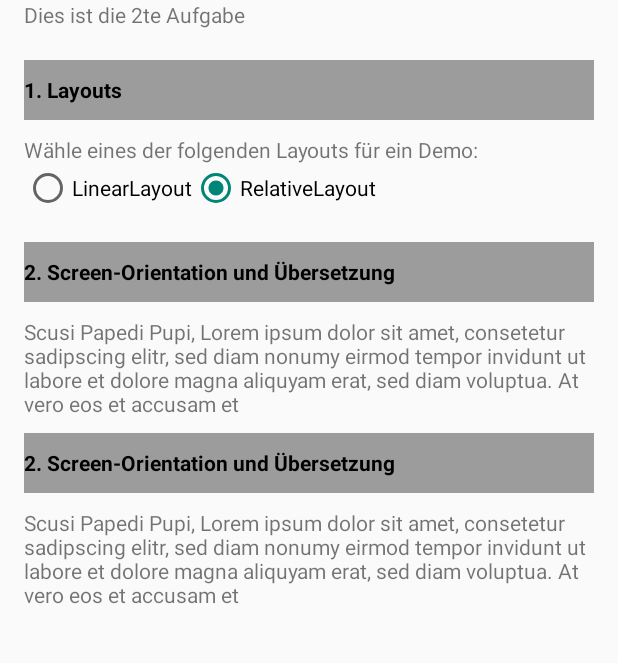
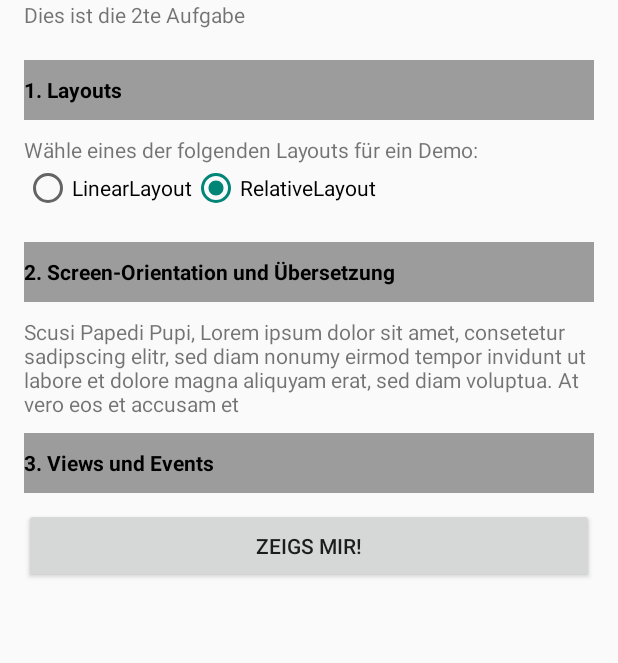
Before and after one commit to orceN2k/MOBPRO, an Android app: the screen it shows after launch (MainActivity), in the options menu, after a tap on "Settings", on a phone screen of 412 x 824 dp, the part 153-816 px from its top. Run offline under Robolectric (Android 15) with nearby library versions, the phone set to English and light mode, and no system bars.

Commit message:
add activity and xml for exercise four

```diff
--- a/Aufgabe2/app/src/main/AndroidManifest.xml
+++ b/Aufgabe2/app/src/main/AndroidManifest.xml
@@ -20,6 +20,10 @@
             android:name=".LayoutDemoActivity"
             android:label="@string/layout_demo" >
         </activity>
+        <activity
+            android:name=".ViewsDemoActivity"
+            android:label="@string/views_demo" >
+        </activity>
     </application>
 
 </manifest>
--- a/Aufgabe2/app/src/main/java/mobpro/aufgabe2/MainActivity.java
+++ b/Aufgabe2/app/src/main/java/mobpro/aufgabe2/MainActivity.java
@@ -36,6 +36,11 @@ public class MainActivity extends Activity {
         startActivity(intent);
     }
 
+    public void onClickViewsButton(final View btn){
+        Intent intent = new Intent(this, ViewsDemoActivity.class);
+        startActivity(intent);
+    }
+
     @Override
     public boolean onOptionsItemSelected(MenuItem item) {
         // Handle action bar item clicks here. The action bar will
--- /dev/null
+++ b/Aufgabe2/app/src/main/java/mobpro/aufgabe2/ViewsDemoActivity.java
@@ -0,0 +1,10 @@
+package mobpro.aufgabe2;
+
+import android.app.Activity;
+
+/**
+ * Created by orceN on 14.03.2015.
+ */
+public class ViewsDemoActivity  extends Activity{
+
+}
--- a/Aufgabe2/app/src/main/res/layout-land/activity_main.xml
+++ b/Aufgabe2/app/src/main/res/layout-land/activity_main.xml
@@ -77,17 +77,19 @@
             <TextView
                 android:layout_width="match_parent"
                 android:layout_height="40sp"
-                android:text="@string/oriented_title"
+                android:text="@string/views_title"
                 android:textStyle="bold"
                 android:background="@color/grey"
                 android:textColor="@color/black"
                 android:gravity="center_vertical"
                 android:layout_marginBottom="10sp"/>
 
-            <TextView
+            <Button
                 android:layout_width="match_parent"
-                android:layout_height="wrap_content"
-                android:text="@string/oriented_text"/>
+                android:layout_height="50sp"
+                android:text="@string/show_me"
+                android:onClick="onClickViewsButton"/>
+
 
 
             </LinearLayout>
--- a/Aufgabe2/app/src/main/res/layout/activity_main.xml
+++ b/Aufgabe2/app/src/main/res/layout/activity_main.xml
@@ -79,17 +79,18 @@
         <TextView
             android:layout_width="match_parent"
             android:layout_height="40sp"
-            android:text="@string/oriented_title"
+            android:text="@string/views_title"
             android:textStyle="bold"
             android:background="@color/grey"
             android:textColor="@color/black"
             android:gravity="center_vertical"
             android:layout_marginBottom="10sp"/>
 
-        <TextView
+        <Button
             android:layout_width="match_parent"
-            android:layout_height="wrap_content"
-            android:text="@string/oriented_text"/>
+            android:layout_height="50sp"
+            android:text="@string/show_me"
+            android:onClick="onClickViewsButton"/>
 
 
     </LinearLayout>
--- /dev/null
+++ b/Aufgabe2/app/src/main/res/layout/activity_views_demo.xml
@@ -0,0 +1,6 @@
+<?xml version="1.0" encoding="utf-8"?>
+<LinearLayout xmlns:android="http://schemas.android.com/apk/res/android"
+    android:orientation="vertical" android:layout_width="match_parent"
+    android:layout_height="match_parent">
+
+</LinearLayout>
--- a/Aufgabe2/app/src/main/res/values/strings.xml
+++ b/Aufgabe2/app/src/main/res/values/strings.xml
@@ -10,5 +10,8 @@
     <string name="layout_title">1. Layouts</string>
     <string name="oriented_title">2. Screen-Orientation und Übersetzung</string>
     <string name="oriented_text">Scusi Papedi Pupi, Lorem ipsum dolor sit amet, consetetur sadipscing elitr, sed diam nonumy eirmod tempor invidunt ut labore et dolore magna aliquyam erat, sed diam voluptua. At vero eos et accusam et</string>
+    <string name="views_demo">Views- und Events-Demo Demo</string>
+    <string name="views_title">3. Views und Events</string>
+    <string name="show_me">Zeigs mir!</string>
 
 </resources>
```
